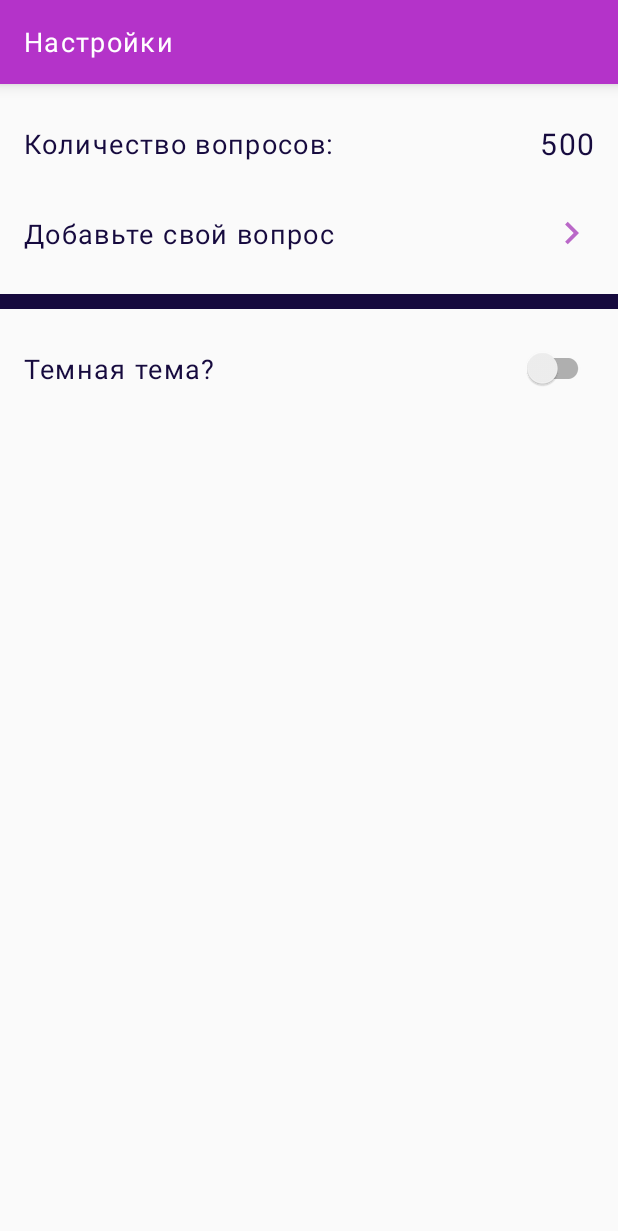
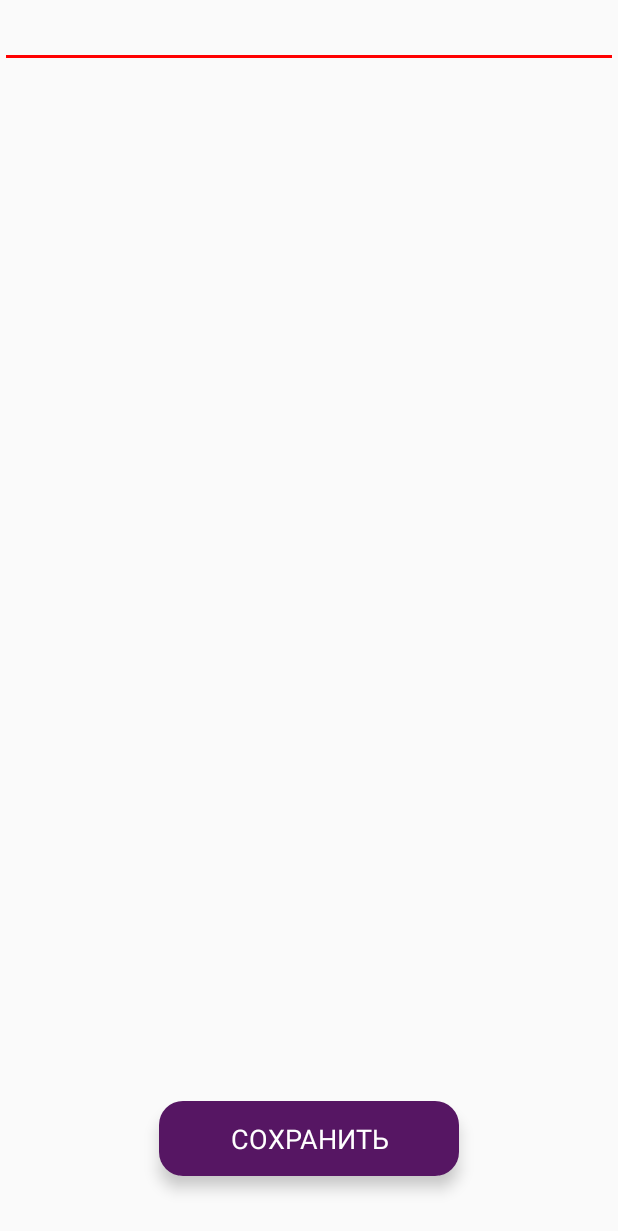
Before and after one commit to AEfremov/AnyQuestions, an Android app: the fragment SettingsFragment placed in its activity, after a tap on "Добавьте свой вопрос", on a phone screen of 412 x 824 dp. Shown: the top 1231 px of the screen. Run offline under Robolectric (Android 15) with nearby library versions, the light colour scheme and no system bars; our stand-ins replace Room's generated code; libraries missing offline, so code that uses them is left out: com.aurelhubert.ahbottomnavigation; 10 statements that could not run were skipped.

Commit message:
Project refactoring.

```diff
--- /dev/null
+++ b/app/src/main/java/com/efremov/anyquestions/NewQuestionViewModel.kt
@@ -0,0 +1,6 @@
+package com.efremov.anyquestions
+
+import androidx.lifecycle.ViewModel
+
+class NewQuestionViewModel : ViewModel() {
+}
--- /dev/null
+++ b/app/src/main/java/com/efremov/anyquestions/QuestionActivity.kt
@@ -0,0 +1,57 @@
+package com.efremov.anyquestions
+
+import androidx.appcompat.app.AppCompatActivity
+import android.os.Bundle
+import android.text.Editable
+import android.text.TextWatcher
+import android.util.Log
+import android.view.View
+import com.efremov.anyquestions.ext.visible
+import kotlinx.android.synthetic.main.activity_question.*
+
+class QuestionActivity : AppCompatActivity() {
+
+    private lateinit var dbWorkerThread: DbWorkerThread
+
+    override fun onCreate(savedInstanceState: Bundle?) {
+        super.onCreate(savedInstanceState)
+        setContentView(R.layout.activity_question)
+
+        dbWorkerThread = DbWorkerThread("dbWorkerThread")
+        dbWorkerThread.start()
+
+        newQuestionInput.addTextChangedListener(object : TextWatcher {
+
+            override fun afterTextChanged(s: Editable?) {
+                saveQuestionView.isEnabled = s.toString().isNotEmpty()
+            }
+
+            override fun beforeTextChanged(s: CharSequence?, start: Int, count: Int, after: Int) {
+            }
+
+            override fun onTextChanged(s: CharSequence?, start: Int, before: Int, count: Int) {
+            }
+        })
+
+        saveQuestionView.setOnClickListener {
+            insertQuestionDataInDb(QuestionData(1000, newQuestionInput.text.toString()))
+            saveQuestionView.isEnabled = false
+            saveQuestionView.visible(false)
+            questionSavedView.visible(true)
+        }
+    }
+
+    override fun onDestroy() {
+        super.onDestroy()
+
+        dbWorkerThread.quit()
+    }
+
+    private fun insertQuestionDataInDb(questionData: QuestionData) {
+        val task = Runnable {
+            App.db?.questionDataDao()?.insert(questionData)
+            Log.d("insertQuestionDataInDb", questionData.questionName)
+        }
+        dbWorkerThread.postTask(task)
+    }
+}
--- a/app/src/main/java/com/efremov/anyquestions/SettingsFragment.kt
+++ b/app/src/main/java/com/efremov/anyquestions/SettingsFragment.kt
@@ -1,5 +1,6 @@
 package com.efremov.anyquestions
 
+import android.content.Intent
 import android.os.Bundle
 import com.efremov.anyquestions.BaseFragment
 import kotlinx.android.synthetic.main.fragment_settings.*
@@ -12,12 +13,12 @@ class SettingsFragment : BaseFragment() {
     override fun onActivityCreated(savedInstanceState: Bundle?) {
         super.onActivityCreated(savedInstanceState)
 
-        questionsSizeLayout.setOnClickListener {
+        questionsCountView.setOnClickListener {
 
         }
 
-        newQuestionLayout.setOnClickListener {
-
+        newQuestionView.setOnClickListener {
+            startActivity(Intent(activity, QuestionActivity::class.java))
         }
     }
 
--- /dev/null
+++ b/app/src/main/res/drawable/background_button_selector.xml
@@ -0,0 +1,7 @@
+<?xml version="1.0" encoding="utf-8"?>
+<selector xmlns:android="http://schemas.android.com/apk/res/android">
+    <item android:drawable="@drawable/bg_button_enabled" android:state_pressed="true" android:state_enabled="true" />
+    <item android:drawable="@drawable/bg_button_enabled" android:state_focused="true" android:state_enabled="true" />
+    <item android:drawable="@drawable/bg_button_enabled" android:state_enabled="true" />
+    <item android:drawable="@drawable/bg_button_disabled" />
+</selector>
--- /dev/null
+++ b/app/src/main/res/drawable/bg_button_disabled.xml
@@ -0,0 +1,13 @@
+<?xml version="1.0" encoding="utf-8"?>
+<shape xmlns:android="http://schemas.android.com/apk/res/android"
+    android:shape="rectangle" >
+
+    <solid android:color="@color/colorPrimaryDark" />
+
+    <corners
+        android:bottomLeftRadius="16dp"
+        android:bottomRightRadius="16dp"
+        android:topLeftRadius="16dp"
+        android:topRightRadius="16dp" />
+
+</shape>
--- /dev/null
+++ b/app/src/main/res/layout/activity_question.xml
@@ -0,0 +1,42 @@
+<?xml version="1.0" encoding="utf-8"?>
+<androidx.constraintlayout.widget.ConstraintLayout
+    xmlns:android="http://schemas.android.com/apk/res/android"
+    xmlns:app="http://schemas.android.com/apk/res-auto"
+    android:orientation="vertical"
+    android:layout_width="match_parent"
+    android:layout_height="match_parent">
+
+    <EditText
+        android:id="@+id/newQuestionInput"
+        android:layout_width="match_parent"
+        android:layout_height="wrap_content"
+        app:layout_constraintStart_toStartOf="parent"
+        app:layout_constraintTop_toTopOf="parent"
+        app:layout_constraintEnd_toEndOf="parent"/>
+
+    <com.efremov.anyquestions.CustomFontTextView
+        android:id="@+id/saveQuestionView"
+        android:layout_width="200dp"
+        android:layout_height="50dp"
+        android:text="@string/action_save"
+        android:background="@drawable/background_button_selector"
+        app:layout_constraintStart_toStartOf="parent"
+        app:layout_constraintEnd_toEndOf="parent"
+        app:layout_constraintBottom_toBottomOf="parent"
+        android:layout_marginBottom="40dp"
+        android:enabled="false"
+        app:typeFaceAsset="fonts/forward.otf"
+        style="@style/CustomFontStyle"/>
+
+    <TextView
+        android:id="@+id/questionSavedView"
+        android:layout_width="wrap_content"
+        android:layout_height="wrap_content"
+        android:text="Ваш вопрос успешно добавлен"
+        android:visibility="gone"
+        app:layout_constraintStart_toStartOf="parent"
+        app:layout_constraintTop_toTopOf="parent"
+        app:layout_constraintEnd_toEndOf="parent"
+        app:layout_constraintBottom_toBottomOf="parent"/>
+
+</androidx.constraintlayout.widget.ConstraintLayout>
--- a/app/src/main/res/layout/fragment_settings.xml
+++ b/app/src/main/res/layout/fragment_settings.xml
@@ -29,19 +29,19 @@
     </androidx.appcompat.widget.Toolbar>
 
     <RelativeLayout
-        android:id="@+id/questionsSizeLayout"
+        android:id="@+id/questionsCountView"
         android:layout_width="match_parent"
-        android:layout_height="40dp"
+        android:layout_height="50dp"
         app:layout_constraintStart_toStartOf="parent"
-        android:layout_marginStart="16dp"
         app:layout_constraintEnd_toEndOf="parent"
-        android:layout_marginEnd="16dp"
         app:layout_constraintTop_toBottomOf="@id/toolbar"
         android:layout_marginTop="20dp"
-        android:background="?attr/selectableItemBackground">
+        android:background="?attr/selectableItemBackground"
+        android:paddingStart="16dp"
+        android:paddingEnd="16dp">
 
         <com.efremov.anyquestions.CustomFontTextView
-            android:id="@+id/setQuestionsSizeView"
+            android:id="@+id/setQuestionsCountView"
             android:layout_width="wrap_content"
             android:layout_height="wrap_content"
             android:text="Количество вопросов:"
@@ -52,7 +52,7 @@
             android:layout_centerVertical="true"/>
 
         <com.efremov.anyquestions.CustomFontTextView
-            android:id="@+id/questionsSizeView"
+            android:id="@+id/questionsCountValueView"
             android:layout_width="wrap_content"
             android:layout_height="wrap_content"
             android:text="500"
@@ -65,16 +65,16 @@
     </RelativeLayout>
 
     <RelativeLayout
-        android:id="@+id/newQuestionLayout"
+        android:id="@+id/newQuestionView"
         android:layout_width="match_parent"
-        android:layout_height="40dp"
+        android:layout_height="50dp"
         app:layout_constraintStart_toStartOf="parent"
-        android:layout_marginStart="16dp"
         app:layout_constraintEnd_toEndOf="parent"
-        android:layout_marginEnd="16dp"
-        app:layout_constraintTop_toBottomOf="@id/questionsSizeLayout"
+        app:layout_constraintTop_toBottomOf="@id/questionsCountView"
         android:layout_marginTop="20dp"
-        android:background="?attr/selectableItemBackground">
+        android:background="?attr/selectableItemBackground"
+        android:paddingStart="16dp"
+        android:paddingEnd="16dp">
 
         <com.efremov.anyquestions.CustomFontTextView
             android:id="@+id/addNewQuestionView"
@@ -102,8 +102,9 @@
         android:background="@color/color_1"
         app:layout_constraintStart_toStartOf="parent"
         app:layout_constraintEnd_toEndOf="parent"
-        app:layout_constraintTop_toBottomOf="@id/newQuestionLayout"
-        android:layout_marginTop="20dp"/>
+        app:layout_constraintTop_toBottomOf="@id/newQuestionView"
+        android:layout_marginTop="20dp"
+        android:visibility="gone"/>
 
     <RelativeLayout
         android:id="@+id/darkThemeLayout"
@@ -115,7 +116,8 @@
         android:layout_marginEnd="16dp"
         app:layout_constraintTop_toBottomOf="@id/spacer"
         android:layout_marginTop="20dp"
-        android:background="?attr/selectableItemBackground">
+        android:background="?attr/selectableItemBackground"
+        android:visibility="gone">
 
         <com.efremov.anyquestions.CustomFontTextView
             android:layout_width="wrap_content"
--- a/app/src/main/res/layout/main_fragment.xml
+++ b/app/src/main/res/layout/main_fragment.xml
@@ -47,7 +47,7 @@
     <RelativeLayout
         android:layout_width="200dp"
         android:layout_height="50dp"
-        android:background="@drawable/bg_round_corner_primary_color"
+        android:background="@drawable/bg_button_enabled"
         app:layout_constraintStart_toStartOf="parent"
         app:layout_constraintEnd_toEndOf="parent"
         app:layout_constraintBottom_toBottomOf="parent"
--- a/app/src/main/res/values/strings.xml
+++ b/app/src/main/res/values/strings.xml
@@ -5,4 +5,6 @@
     <string name="title_home">Home</string>
     <string name="title_dashboard">Dashboard</string>
     <string name="title_notifications">Notifications</string>
+
+    <string name="action_save">Сохранить</string>
 </resources>
--- a/app/src/main/res/values/styles.xml
+++ b/app/src/main/res/values/styles.xml
@@ -15,5 +15,24 @@
         <item name="android:windowFullscreen">false</item>
     </style>
 
+    <style name="CustomFontStyle">
+        <item name="android:textSize">18sp</item>
+        <item name="android:textColor">@android:color/white</item>
+        <item name="android:gravity">center</item>
+        <item name="android:textAllCaps">true</item>
+        <item name="android:elevation">6dp</item>
+    </style>
+
+    <style name="ProgressDialogTheme" parent="android:Theme.Dialog">
+        <item name="android:windowFrame">@null</item>
+        <item name="android:windowBackground">@android:color/transparent</item>
+        <item name="android:windowIsFloating">true</item>
+        <item name="android:windowContentOverlay">@null</item>
+        <item name="android:windowTitleStyle">@null</item>
+        <item name="android:windowAnimationStyle">@android:style/Animation.Dialog</item>
+        <item name="android:windowSoftInputMode">stateUnspecified|adjustPan</item>
+        <item name="android:backgroundDimEnabled">true</item>
+        <item name="android:background">@android:color/transparent</item>
+    </style>
 
 </resources>
```
Also changed, not shown: app/src/main/AndroidManifest.xml (+6 -2 lines), app/src/main/java/com/efremov/anyquestions/BaseFragment.kt (+8 -8 lines), app/src/main/java/com/efremov/anyquestions/NewQuestionFragment.kt (added, +26 -0 lines), app/src/main/java/com/efremov/anyquestions/ProgressDialog.kt (added, +28 -0 lines), app/src/main/java/com/efremov/anyquestions/ext/Ext.kt (+15 -0 lines), app/src/main/res/layout/fragment_new_question.xml (added, +31 -0 lines), app/src/main/res/layout/fragment_progress.xml (added, +12 -0 lines), app/src/main/res/drawable-v24/bg_button_enabled.xml (renamed from app/src/main/res/drawable-v24/bg_round_corner_primary_color.xml).
